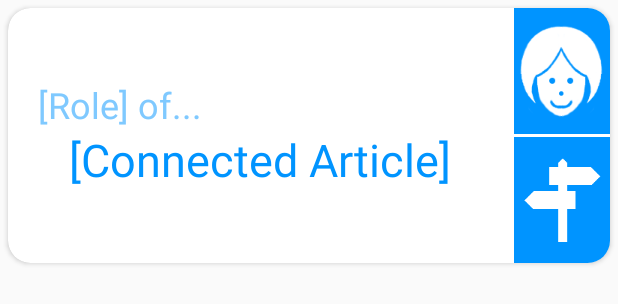
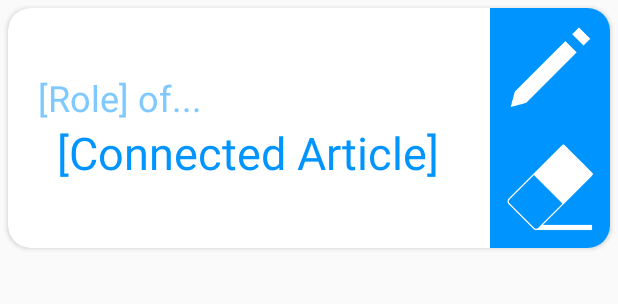
Before and after one commit to MarquisLP/World-Scribe, an Android app: the layout connection_card.xml on its own in the app's theme, with its tools: preview values and no code run, on a phone screen of 412 x 824 dp. Shown: the top 304 px of the screen. Run offline under Robolectric (Android 15) with nearby library versions, the phone set to English and light mode, and no system bars.

Commit message:
Add icons for editing/erasing Connections

```diff
--- a/app/src/main/res/layout/connection_card.xml
+++ b/app/src/main/res/layout/connection_card.xml
@@ -51,45 +51,25 @@
             android:id="@+id/settingsArea"
             android:layout_width="wrap_content"
             android:layout_height="match_parent"
-            android:background="?attr/colorPrimary"
             android:gravity="center">
-
-            <Space
-                android:layout_width="0dp"
-                android:layout_height="@dimen/verticalSpacing" />
 
             <ImageButton
                 android:id="@+id/edit"
                 android:layout_width="wrap_content"
                 android:layout_height="0dp"
                 android:layout_weight="1"
-                android:src="@drawable/people_icon"
-                android:background="@android:color/transparent"/>
-
-            <Space
-                android:layout_width="0dp"
-                android:layout_height="@dimen/verticalSpacing" />
-
-            <View
-                android:layout_width="match_parent"
-                android:layout_height="2dp"
-                android:background="@android:color/white" />
-
-            <Space
-                android:layout_width="0dp"
-                android:layout_height="@dimen/verticalSpacing" />
+                android:src="@drawable/edit_icon"
+                android:background="?attr/colorPrimary"
+                android:padding="@dimen/buttonPadding" />
 
             <ImageButton
                 android:id="@+id/delete"
                 android:layout_width="wrap_content"
                 android:layout_height="0dp"
                 android:layout_weight="1"
-                android:src="@drawable/places_icon"
-                android:background="@android:color/transparent"/>
-
-            <Space
-                android:layout_width="0dp"
-                android:layout_height="@dimen/verticalSpacing" />
+                android:src="@drawable/erase_icon"
+                android:background="?attr/colorPrimary"
+                android:padding="@dimen/buttonPadding" />
 
         </LinearLayout>
 
```
Also changed, not shown: app/src/main/res/Edit Icon.png (added), app/src/main/res/Erase Icon.png (added), app/src/main/res/drawable-hdpi/edit_icon.png (added), app/src/main/res/drawable-hdpi/erase_icon.png (added), app/src/main/res/drawable-mdpi/edit_icon.png (added), app/src/main/res/drawable-mdpi/erase_icon.png (added), app/src/main/res/drawable-xhdpi/edit_icon.png (added), app/src/main/res/drawable-xhdpi/erase_icon.png (added).
